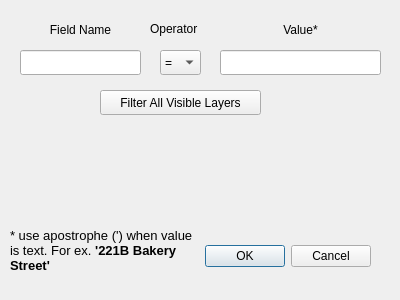
Before: the Qt Designer form filter_multiple_layers_at_once_dialog_base.ui in muratkendir/FilterLayersAtOnce, drawn with Qt 5.
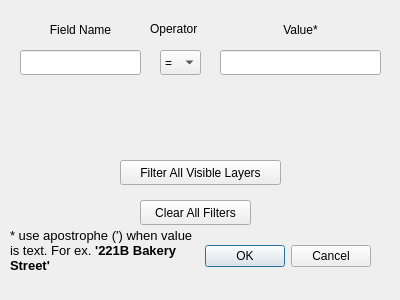
After: the same form once the commit is applied.

Commit message: "Clear All Filters" function added.

Diff of the .ui file:
```diff
--- a/filter_multiple_layers_at_once_dialog_base.ui
+++ b/filter_multiple_layers_at_once_dialog_base.ui
@@ -152,8 +152,8 @@
   <widget class="QPushButton" name="pushButton">
    <property name="geometry">
     <rect>
-     <x>100</x>
-     <y>90</y>
+     <x>120</x>
+     <y>160</y>
      <width>161</width>
      <height>25</height>
     </rect>
@@ -182,6 +182,19 @@
     <bool>true</bool>
    </property>
   </widget>
+  <widget class="QPushButton" name="pushButton_2">
+   <property name="geometry">
+    <rect>
+     <x>140</x>
+     <y>200</y>
+     <width>111</width>
+     <height>25</height>
+    </rect>
+   </property>
+   <property name="text">
+    <string>Clear All Filters</string>
+   </property>
+  </widget>
  </widget>
  <resources/>
  <connections>
```
The commit also changes 2 other files.
